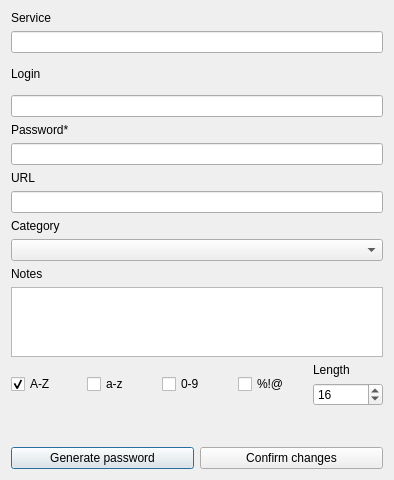
Qt form client_side/resources/ui/passwords_edit_window.ui (Sk2can/Password-manager) before a commit.
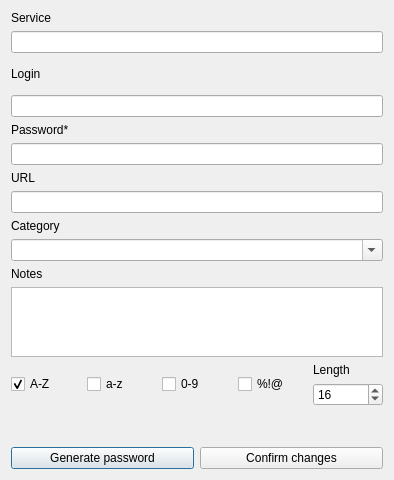
The same form after that commit.

Commit message: Работа над категориями, их созданием и изменением пользователями, также правки интерфейса и мелкий рефакторинг.

Patch:
```diff
--- a/client_side/resources/ui/passwords_edit_window.ui
+++ b/client_side/resources/ui/passwords_edit_window.ui
@@ -167,7 +167,11 @@
       </widget>
      </item>
      <item>
-      <widget class="QComboBox" name="category_comboBox"/>
+      <widget class="QComboBox" name="category_comboBox">
+       <property name="editable">
+        <bool>true</bool>
+       </property>
+      </widget>
      </item>
     </layout>
    </item>
```
The commit also changes 6 other files.
